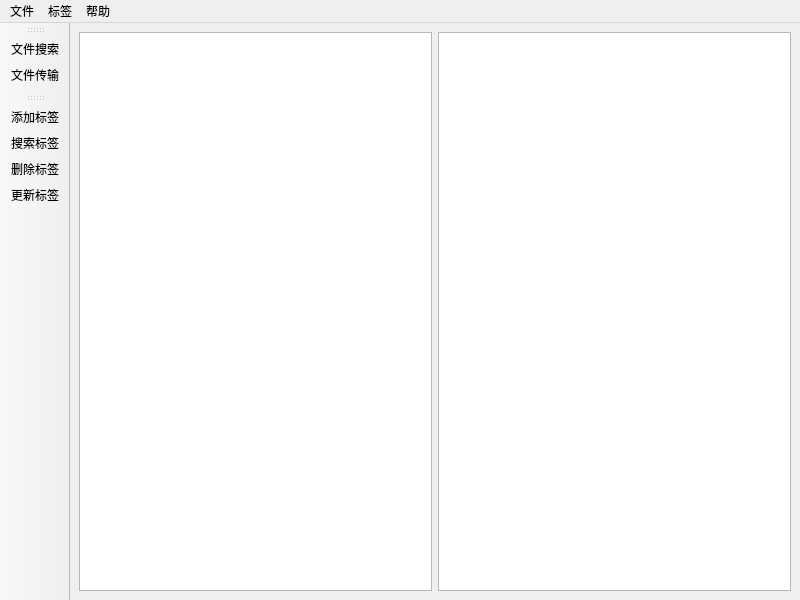
Qt form src/mainwindow.ui (FengEternity/FileTag) before a commit.
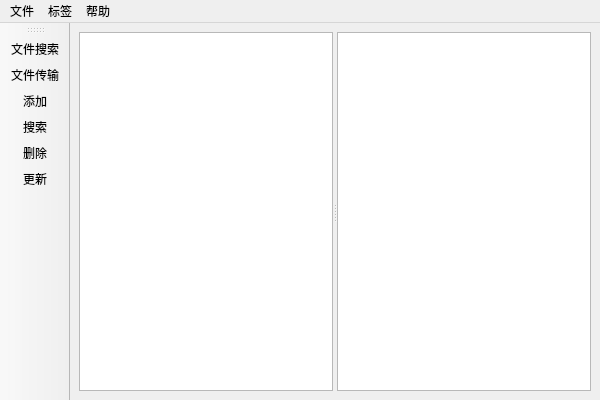
The same form after that commit. Icons and pictures are not drawn.

The edit to the form file:
```diff
--- a/src/mainwindow.ui
+++ b/src/mainwindow.ui
@@ -6,24 +6,43 @@
    <rect>
     <x>0</x>
     <y>0</y>
-    <width>800</width>
-    <height>600</height>
+    <width>600</width>
+    <height>400</height>
    </rect>
   </property>
   <property name="windowTitle">
    <string>文件标签管理系统</string>
   </property>
-  <widget class="QWidget" name="centralWidget">
-   <layout class="QVBoxLayout" name="verticalLayout">
+  <widget class="QWidget" name="centralwidget">
+   <property name="sizePolicy">
+    <sizepolicy hsizetype="Preferred" vsizetype="Preferred">
+     <horstretch>0</horstretch>
+     <verstretch>0</verstretch>
+    </sizepolicy>
+   </property>
+   <layout class="QHBoxLayout" name="horizontalLayout">
     <item>
-     <layout class="QHBoxLayout" name="horizontalLayout">
-      <item>
-       <widget class="QListWidget" name="tagListWidget"/>
-      </item>
-      <item>
-       <widget class="QListView" name="fileView"/>
-      </item>
-     </layout>
+     <widget class="QSplitter" name="splitter">
+      <property name="orientation">
+       <enum>Qt::Horizontal</enum>
+      </property>
+      <widget class="QListWidget" name="tagListWidget">
+       <property name="sizePolicy">
+        <sizepolicy hsizetype="Expanding" vsizetype="Expanding">
+         <horstretch>0</horstretch>
+         <verstretch>0</verstretch>
+        </sizepolicy>
+       </property>
+      </widget>
+      <widget class="QListView" name="fileView">
+       <property name="sizePolicy">
+        <sizepolicy hsizetype="Expanding" vsizetype="Expanding">
+         <horstretch>0</horstretch>
+         <verstretch>0</verstretch>
+        </sizepolicy>
+       </property>
+      </widget>
+     </widget>
     </item>
    </layout>
   </widget>
@@ -32,7 +51,7 @@
     <rect>
      <x>0</x>
      <y>0</y>
-     <width>800</width>
+     <width>600</width>
      <height>24</height>
     </rect>
    </property>
@@ -65,10 +84,7 @@
   </widget>
   <widget class="QToolBar" name="fileToolBar">
    <property name="windowTitle">
-    <string>文件工具栏</string>
-   </property>
-   <property name="toolButtonStyle">
-    <enum>Qt::ToolButtonTextUnderIcon</enum>
+    <string>toolBar</string>
    </property>
    <attribute name="toolBarArea">
     <enum>LeftToolBarArea</enum>
@@ -78,20 +94,6 @@
    </attribute>
    <addaction name="actionFileSearch"/>
    <addaction name="actionFileTransfer"/>
-  </widget>
-  <widget class="QToolBar" name="tagToolBar">
-   <property name="windowTitle">
-    <string>标签工具栏</string>
-   </property>
-   <property name="toolButtonStyle">
-    <enum>Qt::ToolButtonTextUnderIcon</enum>
-   </property>
-   <attribute name="toolBarArea">
-    <enum>LeftToolBarArea</enum>
-   </attribute>
-   <attribute name="toolBarBreak">
-    <bool>false</bool>
-   </attribute>
    <addaction name="actionAddTag"/>
    <addaction name="actionSearchTag"/>
    <addaction name="actionRemoveTag"/>
@@ -109,22 +111,25 @@
   </action>
   <action name="actionAddTag">
    <property name="text">
-    <string>添加标签</string>
+    <string>添加</string>
+   </property>
+   <property name="toolTip">
+    <string>添加</string>
    </property>
   </action>
   <action name="actionSearchTag">
    <property name="text">
-    <string>搜索标签</string>
+    <string>搜索</string>
    </property>
   </action>
   <action name="actionRemoveTag">
    <property name="text">
-    <string>删除标签</string>
+    <string>删除</string>
    </property>
   </action>
   <action name="actionUpdateTag">
    <property name="text">
-    <string>更新标签</string>
+    <string>更新</string>
    </property>
   </action>
   <action name="actionAbout">
```
Left out of the diff: 32 changed lines with no effect on the pictures.
